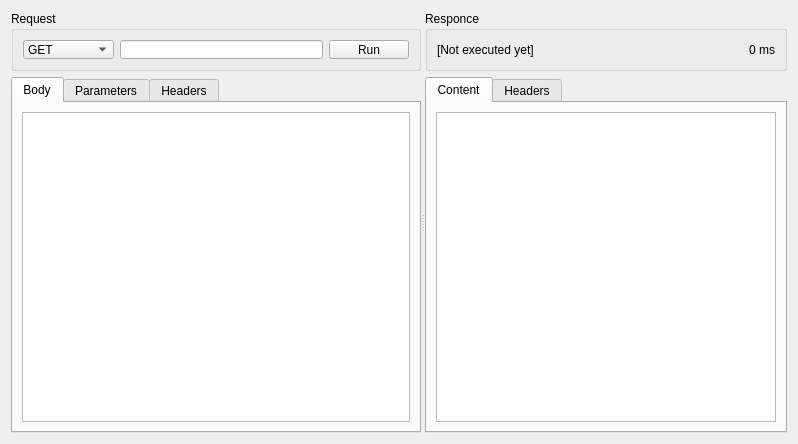
ArsMasiuk/bootsmann, file src/CRequestGUI.ui: the form before one commit.
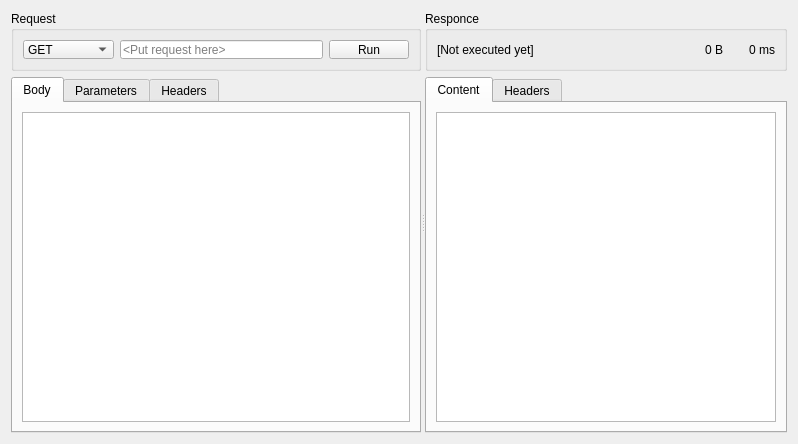
The form after the commit. The open tabs and pages were chosen to show the change. Custom widgets are drawn as their Qt base class.

The edit to the form file:
```diff
--- a/src/CRequestGUI.ui
+++ b/src/CRequestGUI.ui
@@ -104,6 +104,12 @@
               <verstretch>0</verstretch>
              </sizepolicy>
             </property>
+            <property name="toolTip">
+             <string>Request URL</string>
+            </property>
+            <property name="placeholderText">
+             <string>&lt;Put request here&gt;</string>
+            </property>
            </widget>
           </item>
           <item>
@@ -317,6 +323,41 @@
               </property>
              </widget>
             </item>
+            <item>
+             <widget class="QLabel" name="ResponseSizeLabel">
+              <property name="sizePolicy">
+               <sizepolicy hsizetype="Maximum" vsizetype="Preferred">
+                <horstretch>0</horstretch>
+                <verstretch>0</verstretch>
+               </sizepolicy>
+              </property>
+              <property name="toolTip">
+               <string>Response size (in bytes)</string>
+              </property>
+              <property name="text">
+               <string>0 B</string>
+              </property>
+              <property name="alignment">
+               <set>Qt::AlignRight|Qt::AlignTrailing|Qt::AlignVCenter</set>
+              </property>
+             </widget>
+            </item>
+            <item>
+             <spacer name="horizontalSpacer_3">
+              <property name="orientation">
+               <enum>Qt::Horizontal</enum>
+              </property>
+              <property name="sizeType">
+               <enum>QSizePolicy::Fixed</enum>
+              </property>
+              <property name="sizeHint" stdset="0">
+               <size>
+                <width>20</width>
+                <height>20</height>
+               </size>
+              </property>
+             </spacer>
+            </item>
             <item>
              <widget class="QLabel" name="TimeLabel">
               <property name="sizePolicy">
```
Left out of the diff: 24 changed lines with no effect on the pictures.
